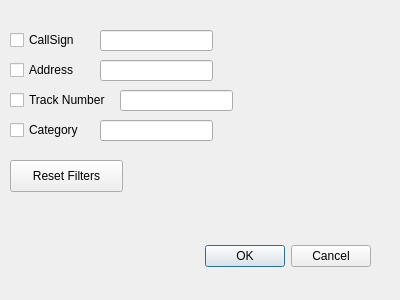
AntonioAlarcon32/Asterix_Decoder, file ui/filtersdialog.ui: the form before one commit.
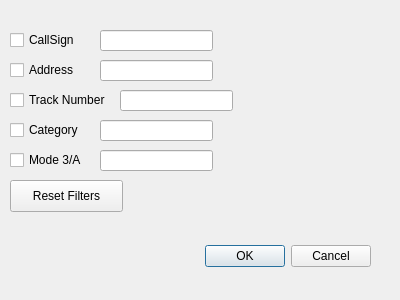
The form after the commit.

```diff
--- a/ui/filtersdialog.ui
+++ b/ui/filtersdialog.ui
@@ -125,7 +125,7 @@
    <property name="geometry">
     <rect>
      <x>10</x>
-     <y>160</y>
+     <y>180</y>
      <width>113</width>
      <height>32</height>
     </rect>
@@ -134,6 +134,29 @@
     <string>Reset Filters</string>
    </property>
   </widget>
+  <widget class="QLineEdit" name="mode3AText">
+   <property name="geometry">
+    <rect>
+     <x>100</x>
+     <y>150</y>
+     <width>113</width>
+     <height>21</height>
+    </rect>
+   </property>
+  </widget>
+  <widget class="QCheckBox" name="mode3ACheck">
+   <property name="geometry">
+    <rect>
+     <x>10</x>
+     <y>150</y>
+     <width>111</width>
+     <height>20</height>
+    </rect>
+   </property>
+   <property name="text">
+    <string>Mode 3/A</string>
+   </property>
+  </widget>
  </widget>
  <resources/>
  <connections>
```
